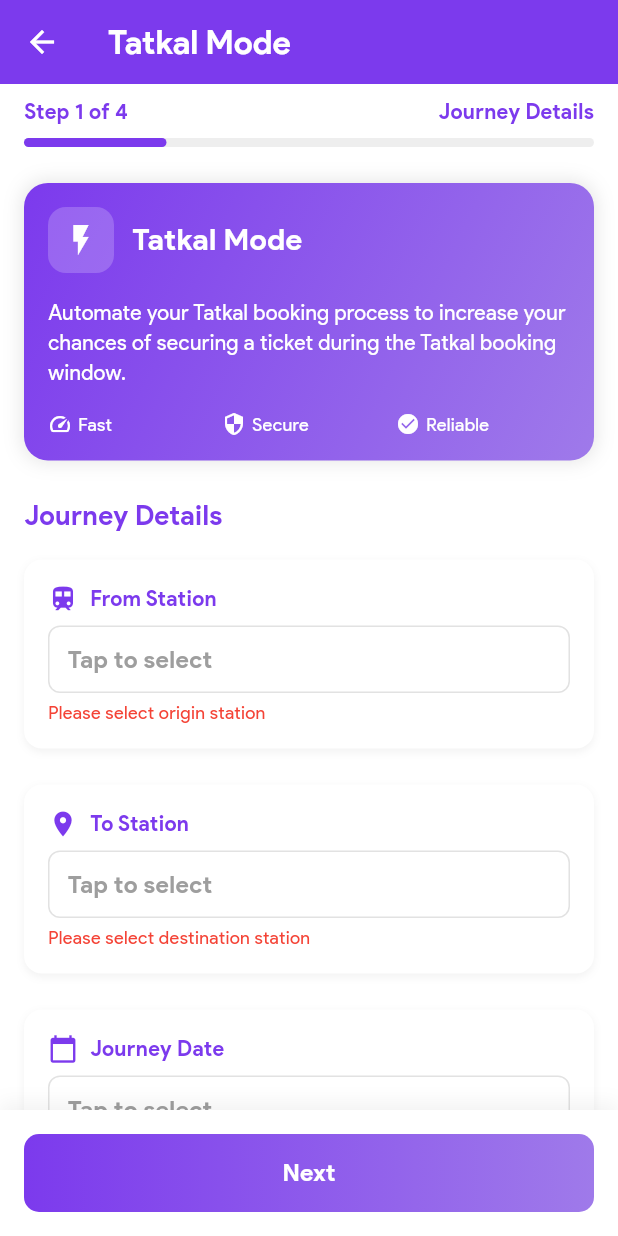
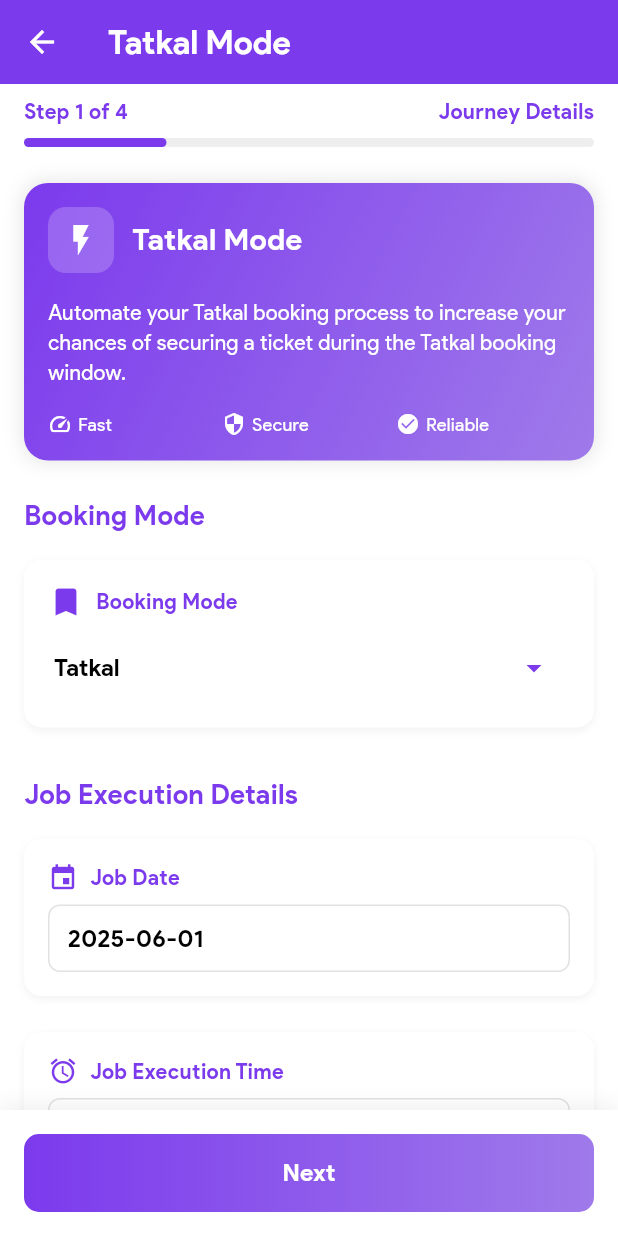
Before and after one commit to abhishek1021/train-booking-app, a Flutter app: the TatkalModeScreen screen opened directly, on a phone screen of 412 x 824 dp. Run offline on Flutter 3.47's test engine with Material 3 defaults, Android fonts, the phone set to English and light mode, and no system bars; our stand-ins replace barcode_widget, country_picker, dio, flutter_neumorphic_plus, flutter_svg, google_sign_in and 2 more; accounts and stored records are empty; network calls fail.

Commit message:
feat: implement tatkal booking job creation with train selection and passenger management

```diff
--- a/mobile/lib/screens/tatkal_mode_screen.dart
+++ b/mobile/lib/screens/tatkal_mode_screen.dart
@@ -46,11 +46,16 @@ class _TatkalModeScreenState extends State<TatkalModeScreen> {
   final _destinationController = TextEditingController();
   final _dateController = TextEditingController();
   final _timeController = TextEditingController();
+  final _jobDateController = TextEditingController();
+  final _jobTimeController = TextEditingController();
   String _selectedClass = 'SL';
+  String _selectedJobType = 'Tatkal';
   String? _selectedOriginCode;
   String? _selectedDestinationCode;
   DateTime? _selectedDate;
   TimeOfDay? _selectedTime;
+  DateTime? _selectedJobDate;
+  TimeOfDay? _selectedJobTime;
 
   // Passenger Details
   List<Map<String, dynamic>> _passengers = [
@@ -90,6 +95,7 @@ class _TatkalModeScreenState extends State<TatkalModeScreen> {
 
   // Lists for dropdowns
   final List<String> _trainClasses = ['SL', '3A', '2A', '1A', 'CC', 'EC'];
+  final List<String> _jobTypes = ['General', 'Tatkal', 'Premium Tatkal'];
   final List<String> _genders = ['Male', 'Female', 'Other'];
   final List<String> _berthPreferences = [
     'No Preference',
@@ -104,8 +110,21 @@ class _TatkalModeScreenState extends State<TatkalModeScreen> {
   @override
   void initState() {
     super.initState();
-    _loadUserData();
-    _initSharedPreferences();
+    _initializeServices();
+    _loadSavedPassengers();
+    final now = DateTime.now();
+    _selectedJobDate = now;
+    _jobDateController.text = _formatDate(now);
+    _selectedJobTime = TimeOfDay.now();
+    _jobTimeController.text = _formatTime(_selectedJobTime!);
+  }
+
+  // Initialize services
+  Future<void> _initializeServices() async {
+    _prefs = await SharedPreferences.getInstance();
+    _userId = _prefs?.getString('user_id') ?? '';
+    // _jobService is already initialized as a final field
+    await _initPassengerService();
   }
 
   // Initialize shared preferences
@@ -596,13 +615,17 @@ class _TatkalModeScreenState extends State<TatkalModeScreen> {
     bool dateValid = _dateController.text.isNotEmpty;
     bool timeValid = _timeController.text.isNotEmpty;
     bool classValid = _selectedClass.isNotEmpty;
+    bool jobDateValid = _jobDateController.text.isNotEmpty;
+    bool jobTimeValid = _jobTimeController.text.isNotEmpty;
 
     // Validate journey details manually
     if (!originValid ||
         !destinationValid ||
         !dateValid ||
         !timeValid ||
-        !classValid) {
+        !classValid ||
+        !jobDateValid ||
+        !jobTimeValid) {
       _showCustomSnackBar(
         message: 'Please fill all journey details correctly',
         icon: Icons.error,
@@ -834,6 +857,9 @@ class _TatkalModeScreenState extends State<TatkalModeScreen> {
         'preferred_time': _timeController.text,
         'class': _selectedClass,
         'quota': selectedQuota,
+        'job_date': _jobDateController.text,
+        'job_execution_time': _jobTimeController.text,
+        'job_type': _selectedJobType,
       };
 
       // Add selected train information if available
@@ -872,8 +898,14 @@ class _TatkalModeScreenState extends State<TatkalModeScreen> {
       final prefs = await SharedPreferences.getInstance();
       List<String> existingJobs = prefs.getStringList('tatkal_jobs') ?? [];
 
-      // Generate a job ID
-      String jobId = 'TJ-${DateTime.now().millisecondsSinceEpoch}';
+        // Generate a job ID with prefix based on job type
+        String prefix = 'TKL';
+        if (_selectedJobType == 'General') {
+          prefix = 'GEN';
+        } else if (_selectedJobType == 'Premium Tatkal') {
+          prefix = 'PTK';
+        }
+        String jobId = '$prefix-${DateTime.now().millisecondsSinceEpoch % 10000}';
       jobData['job_id'] = jobId;
 
       existingJobs.add(jsonEncode(jobData));
@@ -912,7 +944,7 @@ class _TatkalModeScreenState extends State<TatkalModeScreen> {
           bookingTime: journeyData['preferred_time'],
           travelClass: journeyData['class'],
           passengers: passengersData,
-          jobType: 'Tatkal', // Capitalized to match backend enum
+          jobType: _selectedJobType, // Use selected job type
           bookingEmail: contactData['email'],
           bookingPhone: contactData['phone'],
           autoUpgrade: preferencesData['auto_upgrade'],
@@ -922,6 +954,8 @@ class _TatkalModeScreenState extends State<TatkalModeScreen> {
           optForInsurance: _optForInsurance,
           gstDetails: gstDetails,
           selectedTrain: selectedTrainInfo, // Add selected train info
+          jobDate: _jobDateController.text,
+          jobExecutionTime: _jobTimeController.text
         );
 
         // Update jobId with the one returned from the server if available
@@ -1176,6 +1210,119 @@ class _TatkalModeScreenState extends State<TatkalModeScreen> {
           child: Column(
             crossAxisAlignment: CrossAxisAlignment.start,
             children: [
+              _buildSectionTitle('Booking Mode'),
+              // Booking Mode Selection
+              _buildDropdownCard(
+                title: 'Booking Mode',
+                icon: Icons.bookmark,
+                value: _selectedJobType,
+                items: _jobTypes.map((String value) {
+                  return DropdownMenuItem<String>(
+                    value: value,
+                    child: Text(
+                      value,
+                      style: const TextStyle(
+                        fontFamily: 'ProductSans',
+                      ),
+                    ),
+                  );
+                }).toList(),
+                onChanged: (String? newValue) {
+                  if (newValue != null) {
+                    setState(() {
+                      _selectedJobType = newValue;
+                    });
+                  }
+                },
+              ),
+
+              const SizedBox(height: 24),
+
+              _buildSectionTitle('Job Execution Details'),
+              // Job Date Card
+              _buildCustomStationCard(
+                title: 'Job Date',
+                controller: _jobDateController,
+                icon: Icons.event,
+                onTap: () async {
+                  final DateTime? picked = await showDatePicker(
+                    context: context,
+                    initialDate: _selectedJobDate ?? DateTime.now(),
+                    firstDate: DateTime.now(),
+                    lastDate: DateTime.now().add(const Duration(days: 30)),
+                    builder: (context, child) {
+                      return Theme(
+                        data: Theme.of(context).copyWith(
+                          colorScheme: const ColorScheme.light(
+                            primary: Color(0xFF7C3AED),
+                            onPrimary: Colors.white,
+                            onSurface: Colors.black,
+                            surface: Colors.white,
+                          ),
+                        ),
+                        child: child!,
+                      );
+                    },
+                  );
+
+                  if (picked != null) {
+                    setState(() {
+                      _selectedJobDate = picked;
+                      _jobDateController.text = _formatDate(picked);
+                    });
+                  }
+                },
+                validator: (value) {
+                  if (value == null || value.isEmpty) {
+                    return 'Please select job date';
+                  }
+                  return null;
+                },
+              ),
+
+              const SizedBox(height: 16),
+
+              // Job Execution Time Card
+              _buildDateCard(
+                title: 'Job Execution Time',
+                controller: _jobTimeController,
+                icon: Icons.access_alarm,
+                onTap: () async {
+                  final TimeOfDay? picked = await showTimePicker(
+                    context: context,
+                    initialTime: _selectedJobTime ?? TimeOfDay.now(),
+                    builder: (context, child) {
+                      return Theme(
+                        data: Theme.of(context).copyWith(
+                          colorScheme: const ColorScheme.light(
+                            primary: Color(0xFF7C3AED),
+                            onPrimary: Colors.white,
+                            onSurface: Colors.black,
+                            surface: Colors.white,
+                          ),
+                        ),
+                        child: child!,
+                      );
+                    },
+                  );
+
+                  if (picked != null) {
+                    setState(() {
+                      _selectedJobTime = picked;
+                      _jobTimeController.text = _formatTime(picked);
+                    });
+                  }
+                },
+                validator: (value) {
+                  if (value == null || value.isEmpty) {
+                    return 'Please select job execution time';
+                  }
+                  return null;
+                },
+              ),
+
+              const SizedBox(height: 24),
+
               _buildSectionTitle('Journey Details'),
               // Show selected train info if available
               if (_selectedTrain != null) _buildSelectedTrainInfo(),
@@ -1308,9 +1455,9 @@ class _TatkalModeScreenState extends State<TatkalModeScreen> {
 
               const SizedBox(height: 16),
 
-              // Booking Time Card
+              // Journey Time Card
               _buildDateCard(
-                title: 'Booking Time',
+                title: 'Journey Time',
                 controller: _timeController,
                 icon: Icons.access_time,
                 onTap: () async {
@@ -1341,7 +1488,7 @@ class _TatkalModeScreenState extends State<TatkalModeScreen> {
                 },
                 validator: (value) {
                   if (value == null || value.isEmpty) {
-                    return 'Please select booking time';
+                    return 'Please select journey time';
                   }
                   return null;
                 },
--- a/mobile/lib/services/job_service.dart
+++ b/mobile/lib/services/job_service.dart
@@ -24,6 +24,8 @@ class JobService {
     bool optForInsurance = false,
     Map<String, dynamic>? gstDetails,
     Map<String, dynamic>? selectedTrain,
+    String? jobDate,
+    String? jobExecutionTime,
   }) async {
     try {
       // Create the request body
@@ -44,6 +46,15 @@ class JobService {
         'notes': notes,
         'opt_for_insurance': optForInsurance,
       };
+
+      // Add job date and execution time if provided
+      if (jobDate != null) {
+        requestBody['job_date'] = jobDate;
+      }
+
+      if (jobExecutionTime != null) {
+        requestBody['job_execution_time'] = jobExecutionTime;
+      }
 
       // Add GST details if provided
       if (gstDetails != null) {
```
Also changed, not shown: 2 other files.
